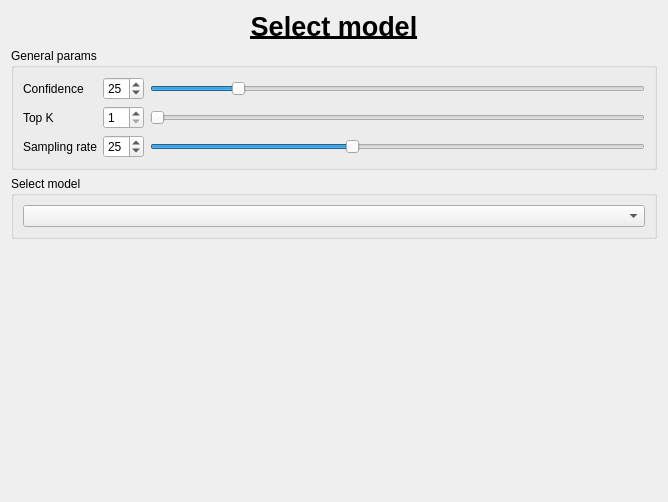
This is generic_cv_tasks/ui/widget_action_classify_model_select.ui in stereomatchingkiss/show_cases as Qt 5 draws it before an edit. The edited form follows.
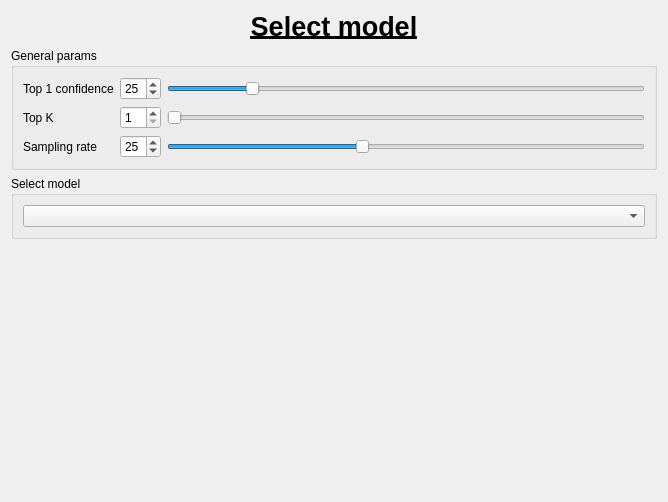
This is the edited form.

Commit message: 1. Change label name, easier to understand the purpose 2. Reduce top k size, not practical to detect top 10

What changed in the file:
```diff
--- a/generic_cv_tasks/ui/widget_action_classify_model_select.ui
+++ b/generic_cv_tasks/ui/widget_action_classify_model_select.ui
@@ -49,7 +49,7 @@
          <number>1</number>
         </property>
         <property name="maximum">
-         <number>10</number>
+         <number>5</number>
         </property>
         <property name="value">
          <number>1</number>
@@ -69,7 +69,7 @@
       <item row="0" column="0">
        <widget class="QLabel" name="labelConfidence">
         <property name="text">
-         <string>Confidence</string>
+         <string>Top 1 confidence</string>
         </property>
        </widget>
       </item>
@@ -102,7 +102,7 @@
          <number>1</number>
         </property>
         <property name="maximum">
-         <number>10</number>
+         <number>5</number>
         </property>
         <property name="value">
          <number>1</number>
```
